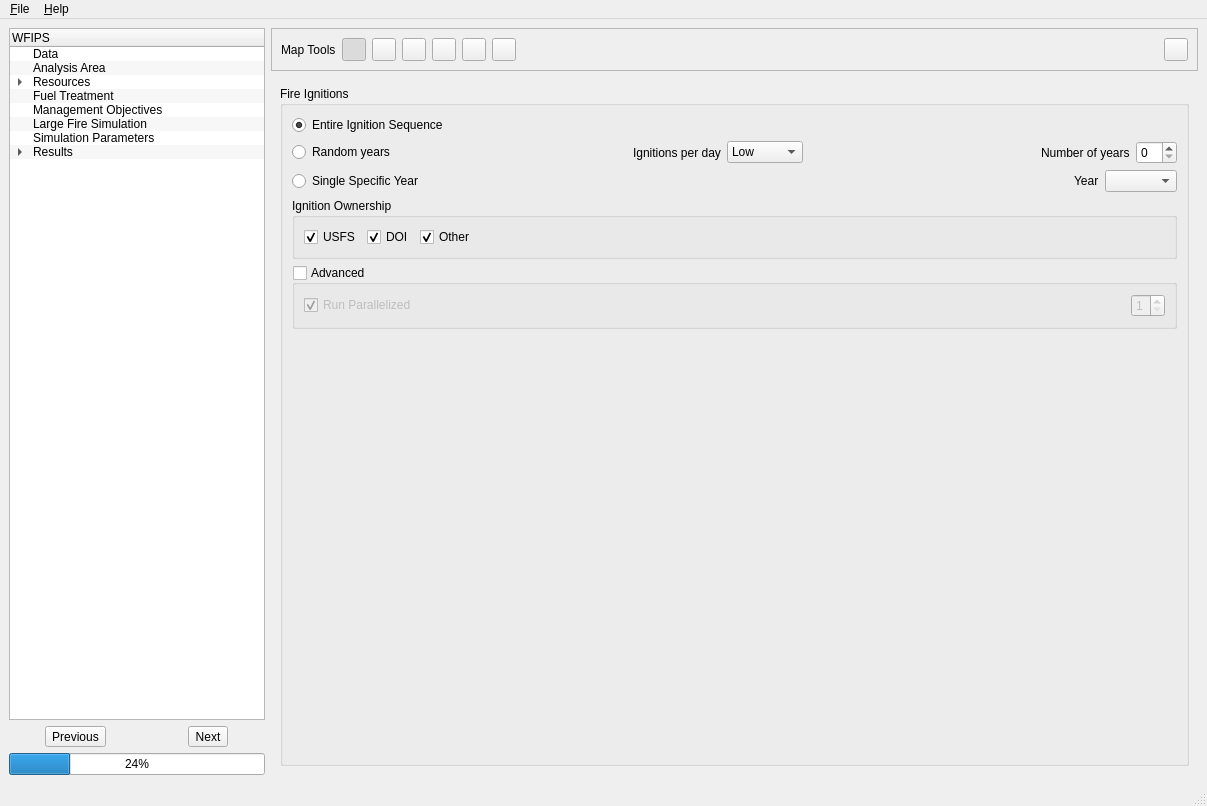
firelab/wfips, file irs/src/gui/wfipsmainwindow.ui: the form before one commit.
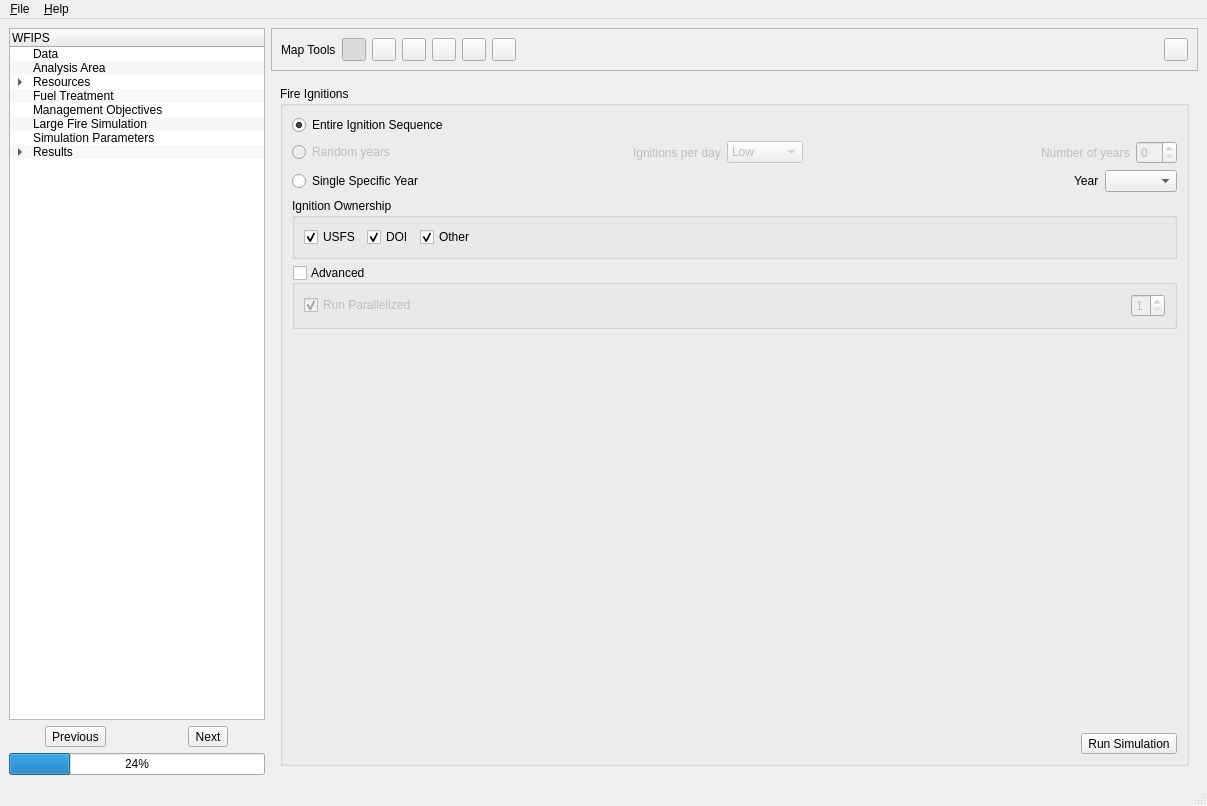
The form after the commit. The open tabs and pages were chosen to show the change.

Commit message: initial gui run, use lost river fpu

Diff of the .ui file:
```diff
--- a/irs/src/gui/wfipsmainwindow.ui
+++ b/irs/src/gui/wfipsmainwindow.ui
@@ -2022,6 +2022,9 @@
               <layout class="QHBoxLayout" name="horizontalLayout_6">
                <item>
                 <widget class="QRadioButton" name="randomYearsRadioButton">
+                 <property name="enabled">
+                  <bool>false</bool>
+                 </property>
                  <property name="text">
                   <string>Random years</string>
                  </property>
@@ -2042,6 +2045,9 @@
                </item>
                <item>
                 <widget class="QLabel" name="ignPerDayLabel">
+                 <property name="enabled">
+                  <bool>false</bool>
+                 </property>
                  <property name="text">
                   <string>Ignitions per day</string>
                  </property>
@@ -2049,6 +2055,9 @@
                </item>
                <item>
                 <widget class="QComboBox" name="randomIgnPerDayComboBox">
+                 <property name="enabled">
+                  <bool>false</bool>
+                 </property>
                  <item>
                   <property name="text">
                    <string>Low</string>
@@ -2086,6 +2095,9 @@
                </item>
                <item>
                 <widget class="QLabel" name="label_13">
+                 <property name="enabled">
+                  <bool>false</bool>
+                 </property>
                  <property name="text">
                   <string>Number of years</string>
                  </property>
@@ -2093,6 +2105,9 @@
                </item>
                <item>
                 <widget class="QSpinBox" name="randomYearsSpinBox">
+                 <property name="enabled">
+                  <bool>false</bool>
+                 </property>
                  <property name="accelerated">
                   <bool>true</bool>
                  </property>
@@ -2253,6 +2268,33 @@
                </property>
               </spacer>
              </item>
+             <item>
+              <layout class="QHBoxLayout" name="horizontalLayout_30">
+               <item>
+                <spacer name="horizontalSpacer_25">
+                 <property name="orientation">
+                  <enum>Qt::Horizontal</enum>
+                 </property>
+                 <property name="sizeHint" stdset="0">
+                  <size>
+                   <width>40</width>
+                   <height>20</height>
+                  </size>
+                 </property>
+                </spacer>
+               </item>
+               <item>
+                <widget class="QToolButton" name="runButton">
+                 <property name="text">
+                  <string>Run Simulation</string>
+                 </property>
+                 <property name="toolButtonStyle">
+                  <enum>Qt::ToolButtonTextBesideIcon</enum>
+                 </property>
+                </widget>
+               </item>
+              </layout>
+             </item>
             </layout>
            </widget>
           </item>
```
Left out of the diff: 2 changed lines with no effect on the pictures. The commit also changes 4 other files.
